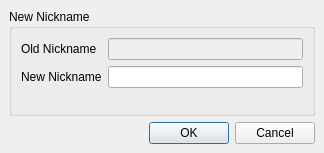
Old version of the form src/gui/form_rename.ui in the repository vituperative/i2pchat.
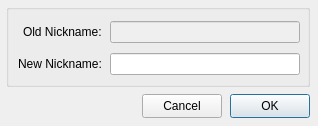
New version of the form. Icons and pictures are not drawn.

Commit message: Streamline Rename Contact dialog

What changed in the file:
```diff
--- a/src/gui/form_rename.ui
+++ b/src/gui/form_rename.ui
@@ -6,10 +6,22 @@
    <rect>
     <x>0</x>
     <y>0</y>
-    <width>324</width>
-    <height>153</height>
+    <width>318</width>
+    <height>126</height>
    </rect>
   </property>
+  <property name="minimumSize">
+   <size>
+    <width>318</width>
+    <height>126</height>
+   </size>
+  </property>
+  <property name="maximumSize">
+   <size>
+    <width>318</width>
+    <height>126</height>
+   </size>
+  </property>
   <property name="windowTitle">
    <string>Rename User</string>
   </property>
@@ -20,47 +32,35 @@
   <property name="locale">
    <locale language="English" country="UnitedStates"/>
   </property>
-  <layout class="QGridLayout">
-   <property name="leftMargin">
-    <number>9</number>
-   </property>
-   <property name="topMargin">
-    <number>9</number>
-   </property>
-   <property name="rightMargin">
-    <number>9</number>
-   </property>
-   <property name="bottomMargin">
-    <number>9</number>
-   </property>
-   <property name="spacing">
-    <number>6</number>
-   </property>
-   <item row="0" column="0" colspan="3">
     <widget class="QGroupBox" name="groupBox">
+   <property name="geometry">
+    <rect>
+     <x>6</x>
+     <y>4</y>
+     <width>304</width>
+     <height>83</height>
+    </rect>
+   </property>
      <property name="title">
-      <string>New Nickname</string>
-     </property>
-     <layout class="QGridLayout">
-   <property name="leftMargin">
-    <number>9</number>
-   </property>
-   <property name="topMargin">
-    <number>9</number>
-   </property>
-   <property name="rightMargin">
-    <number>9</number>
-   </property>
-   <property name="bottomMargin">
-       <number>9</number>
-      </property>
-      <property name="spacing">
-       <number>6</number>
-      </property>
-      <item row="0" column="0">
+    <string/>
+   </property>
+   <widget class="QWidget" name="">
+    <property name="geometry">
+     <rect>
+      <x>12</x>
+      <y>13</y>
+      <width>282</width>
+      <height>62</height>
+     </rect>
+    </property>
+    <layout class="QGridLayout" name="gridLayout">
+     <property name="horizontalSpacing">
+      <number>8</number>
+     </property>
+     <item row="0" column="0" alignment="Qt::AlignRight|Qt::AlignVCenter">
        <widget class="QLabel" name="label">
         <property name="text">
-         <string>Old Nickname</string>
+        <string>Old Nickname:</string>
         </property>
        </widget>
       </item>
@@ -71,60 +71,66 @@
         </property>
        </widget>
       </item>
-      <item row="1" column="0">
+     <item row="1" column="0" alignment="Qt::AlignRight|Qt::AlignVCenter">
        <widget class="QLabel" name="label_2">
         <property name="text">
-         <string>New Nickname</string>
+        <string>New Nickname:</string>
         </property>
        </widget>
       </item>
       <item row="1" column="1">
        <widget class="QLineEdit" name="lineEdit_2"/>
       </item>
-      <item row="2" column="0" colspan="2">
-       <spacer>
-        <property name="orientation">
-         <enum>Qt::Vertical</enum>
-        </property>
-        <property name="sizeHint" stdset="0">
-         <size>
-          <width>268</width>
-          <height>0</height>
-         </size>
-        </property>
-       </spacer>
-      </item>
-     </layout>
-    </widget>
-   </item>
-   <item row="1" column="0">
-    <spacer>
-     <property name="orientation">
-      <enum>Qt::Horizontal</enum>
-     </property>
-     <property name="sizeHint" stdset="0">
-      <size>
-       <width>125</width>
-       <height>22</height>
-      </size>
-     </property>
-    </spacer>
-   </item>
-   <item row="1" column="1">
+    </layout>
+   </widget>
+  </widget>
     <widget class="QPushButton" name="okButton">
+   <property name="geometry">
+    <rect>
+     <x>230</x>
+     <y>94</y>
+     <width>80</width>
+     <height>24</height>
+    </rect>
+   </property>
+   <property name="maximumSize">
+    <size>
+     <width>80</width>
+     <height>24</height>
+    </size>
+   </property>
      <property name="text">
       <string>OK</string>
      </property>
-    </widget>
-   </item>
-   <item row="1" column="2">
+   <property name="default">
+    <bool>true</bool>
+   </property>
+  </widget>
     <widget class="QPushButton" name="CancelButton">
+   <property name="geometry">
+    <rect>
+     <x>142</x>
+     <y>94</y>
+     <width>80</width>
+     <height>24</height>
+    </rect>
+   </property>
+   <property name="minimumSize">
+    <size>
+     <width>80</width>
+     <height>24</height>
+    </size>
+   </property>
+   <property name="maximumSize">
+    <size>
+     <width>80</width>
+     <height>24</height>
+    </size>
+   </property>
      <property name="text">
       <string>Cancel</string>
      </property>
     </widget>
-   </item>
-  </layout>
  </widget>
  <resources>
   <include location="resourcen.qrc"/>
```
Left out of the diff: 2 changed lines with no effect on the pictures. Lines whose indentation alone changed are shown as unchanged.
